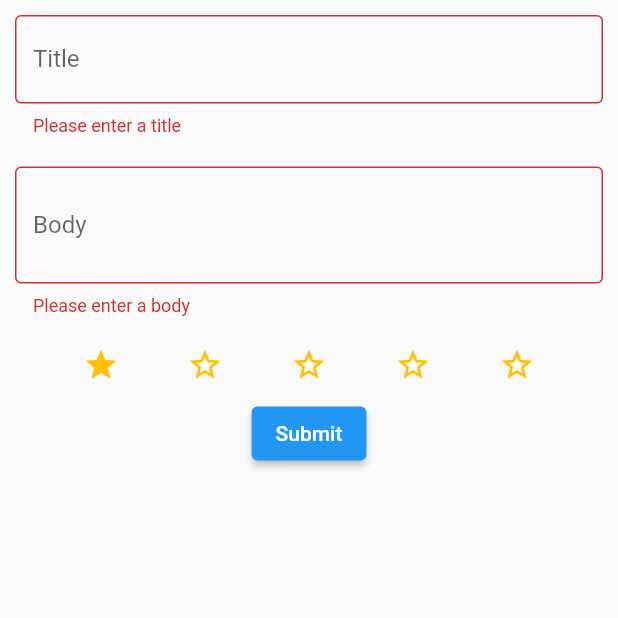
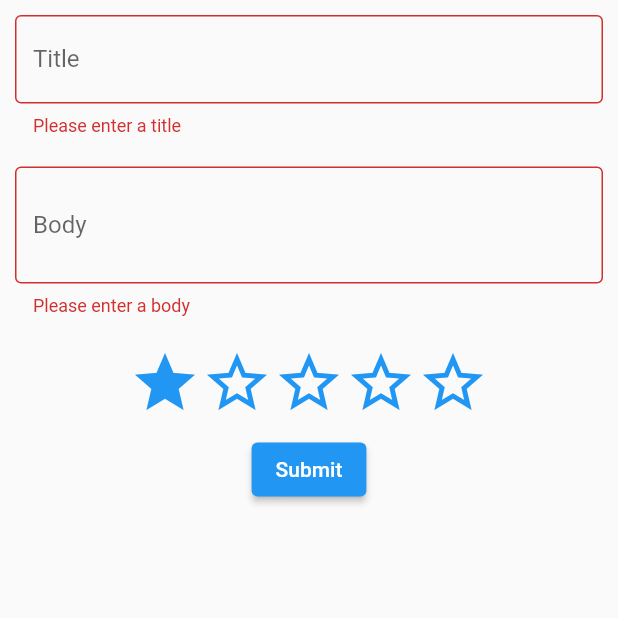
Before and after one commit to ztbochanski/mobile-journal, a Flutter app: the JournalEntryForm screen opened directly, after a tap on the "star border" icon, after a tap on "Submit", on a phone screen of 412 x 824 dp, the top half of it. Run offline on Flutter 3.47's test engine with Material 2 defaults, Android fonts, the phone set to English and light mode, and no system bars; our stand-ins replace shared_preferences, sqflite; accounts and stored records are empty.

Commit message:
refactor to include validation more detailed error handling
pull out building the star logic from constructor

```diff
--- a/lib/widgets/rating_form_field.dart
+++ b/lib/widgets/rating_form_field.dart
@@ -1,32 +1,56 @@
 import 'package:flutter/material.dart';
 
 class RatingFormField extends FormField<int> {
+  static const int numberOfStars = 5;
   RatingFormField({
     Key? key,
     FormFieldSetter<int>? onSaved,
     FormFieldValidator<int>? validator,
-    int? initialValue = 0,
+    InputDecoration? decoration,
+    int? initialValue,
   }) : super(
           key: key,
-          initialValue: initialValue,
+          initialValue: initialValue ?? 0,
           onSaved: onSaved,
-          validator: validator,
+          validator: (value) {
+            if (value == null || value < 1 || value > 5) {
+              return 'Please choose a rating';
+            }
+            return validator?.call(value);
+          },
           builder: (FormFieldState<int> state) {
-            return Row(
-              mainAxisAlignment: MainAxisAlignment.spaceEvenly,
-              children: List.generate(
-                5,
-                (index) => InkWell(
-                  onTap: () {
-                    state.didChange(index + 1);
-                  },
-                  child: Icon(
-                    index < state.value! ? Icons.star : Icons.star_border,
-                    color: Colors.amber,
+            return Column(
+              crossAxisAlignment: CrossAxisAlignment.start,
+              children: [
+                Row(
+                  mainAxisSize: MainAxisSize.min,
+                  children: List.generate(
+                      numberOfStars, (index) => _buildStar(index + 1, state)),
+                ),
+                if (state.hasError)
+                  Text(
+                    state.errorText!,
+                    style: TextStyle(
+                        color: Theme.of(state.context).colorScheme.error),
                   ),
-                ),
-              ),
+              ],
             );
           },
         );
+
+  static const double _starSize = 48;
+
+  static Widget _buildStar(int value, FormFieldState<int> state) {
+    final icon = Icon(
+      value <= state.value! ? Icons.star : Icons.star_border,
+      size: _starSize,
+      color: Theme.of(state.context).primaryColor,
+    );
+    return GestureDetector(
+      onTap: () {
+        state.didChange(value);
+      },
+      child: icon,
+    );
+  }
 }
```
